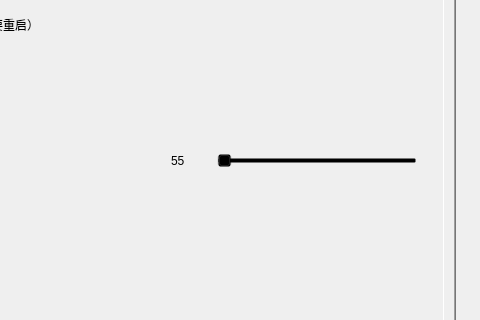
First picture: the form in ui/settings/widget.ui, repository windyslime/RandPicker-1, before the edit; both pictures show x 226 to 706 and y 277 to 597 of the 706 by 797 pixel window.
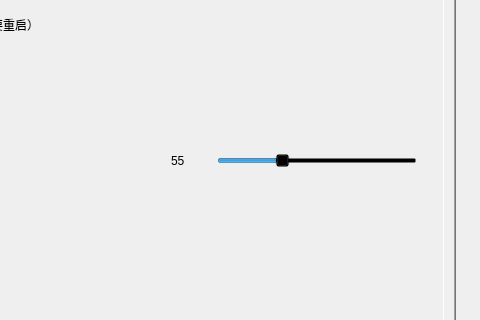
Second picture: the form after the edit. Custom widgets are drawn as their Qt base class.

Commit message: chore: 优化代码

```diff
--- a/ui/settings/widget.ui
+++ b/ui/settings/widget.ui
@@ -494,7 +494,7 @@
                </size>
               </property>
               <property name="minimum">
-               <number>55</number>
+               <number>25</number>
               </property>
               <property name="maximum">
                <number>120</number>
```
The commit also changes 2 other files.
